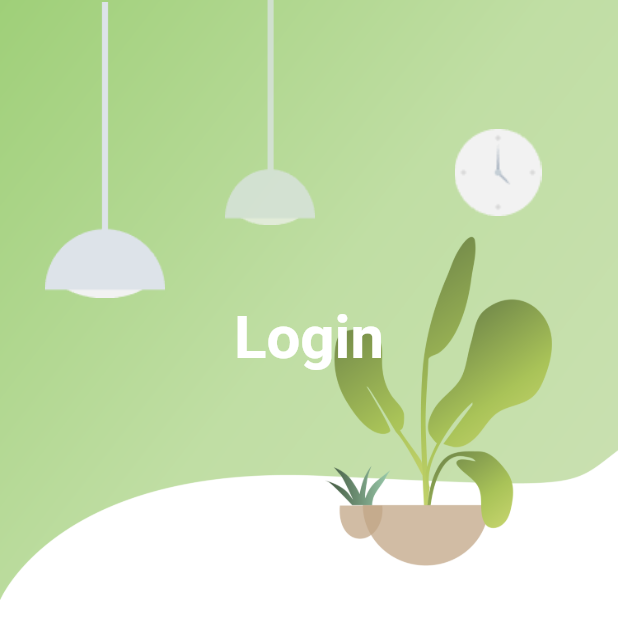
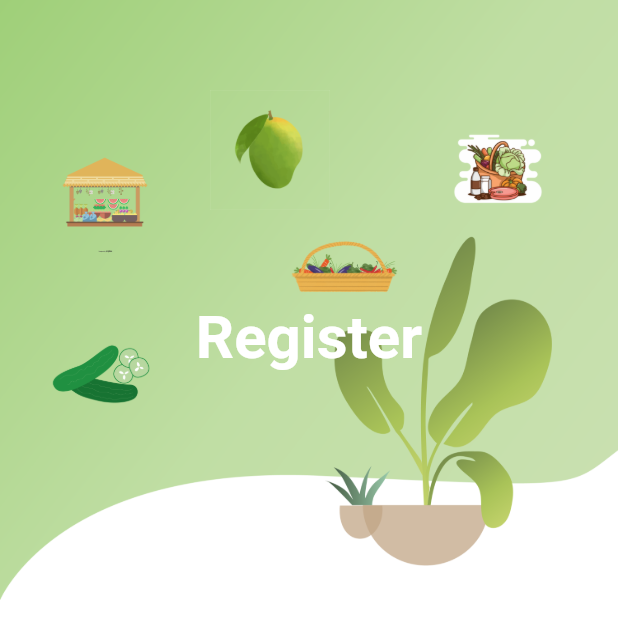
Before and after one commit to rezaErabby/utmGrocery, a Flutter app: the Login screen opened by its route, on a phone screen of 412 x 824 dp. Shown: the top 639 px of the screen. Run offline on Flutter 3.47's test engine with Material 2 defaults, Android fonts, the phone set to English and light mode, and no system bars; our stand-ins replace simple_animations.

```diff
--- a/lib/Pages/login.dart
+++ b/lib/Pages/login.dart
@@ -23,13 +23,28 @@ class Login extends StatelessWidget {
                     Positioned(
                       left: 30,
                       width: 80,
-                      height: 200,
+                      height: 260,
                       child: FadeAnimation(
                         1,
                         Container(
                           decoration: BoxDecoration(
                             image: DecorationImage(
-                              image: AssetImage('assets/images/light-1.png'),
+                              image: AssetImage('assets/images/fruit.png'),
+                            ),
+                          ),
+                        ),
+                      ),
+                    ),
+                    Positioned(
+                      left: 30,
+                      width: 80,
+                      height: 500,
+                      child: FadeAnimation(
+                        1,
+                        Container(
+                          decoration: BoxDecoration(
+                            image: DecorationImage(
+                              image: AssetImage('assets/images/cum.png'),
                             ),
                           ),
                         ),
@@ -38,14 +53,28 @@ class Login extends StatelessWidget {
                     Positioned(
                       left: 140,
                       width: 80,
-                      height: 150,
+                      height: 200,
                       child: FadeAnimation(
                         1.3,
                         Container(
                           decoration: BoxDecoration(
                               image: DecorationImage(
                                   image:
-                                      AssetImage('assets/images/light-2.png'))),
+                                      AssetImage('assets/images/mango.png'))),
+                        ),
+                      ),
+                    ),
+                    Positioned(
+                      left: 190,
+                      width: 80,
+                      height: 350,
+                      child: FadeAnimation(
+                        1.3,
+                        Container(
+                          decoration: BoxDecoration(
+                              image: DecorationImage(
+                                  image:
+                                      AssetImage('assets/images/busket.png'))),
                         ),
                       ),
                     ),
@@ -60,7 +89,7 @@ class Login extends StatelessWidget {
                           decoration: BoxDecoration(
                               image: DecorationImage(
                                   image:
-                                      AssetImage('assets/images/clock.png'))),
+                                      AssetImage('assets/images/mixveg.png'))),
                         ),
                       ),
                     ),
@@ -71,7 +100,7 @@ class Login extends StatelessWidget {
                             margin: EdgeInsets.only(top: 50),
                             child: Center(
                               child: Text(
-                                "Login",
+                                "Register",
                                 style: TextStyle(
                                     color: Colors.white,
                                     fontSize: 40,
--- a/lib/Pages/splash.dart
+++ b/lib/Pages/splash.dart
@@ -9,7 +9,7 @@ class Splash extends StatelessWidget {
           children: <Widget>[
             FlatButton.icon(
               onPressed: () {
-                Navigator.pushNamed(context, '/login');
+                Navigator.pushNamed(context, '/register');
               },
               icon: Icon(Icons.forward),
               label: Text('Login'),
```
Also changed, not shown: lib/Pages/register.dart (+118 -1 lines), assets/images/background.png (deleted), assets/images/busket.png (added), assets/images/clock.png (deleted), assets/images/cum.png (added), assets/images/fruit.png (added), assets/images/light-1.png (deleted), assets/images/light-2.png (deleted), assets/images/mango.png (added), assets/images/mixveg.png (added), assets/images/orange.png (added), 1 other file.
